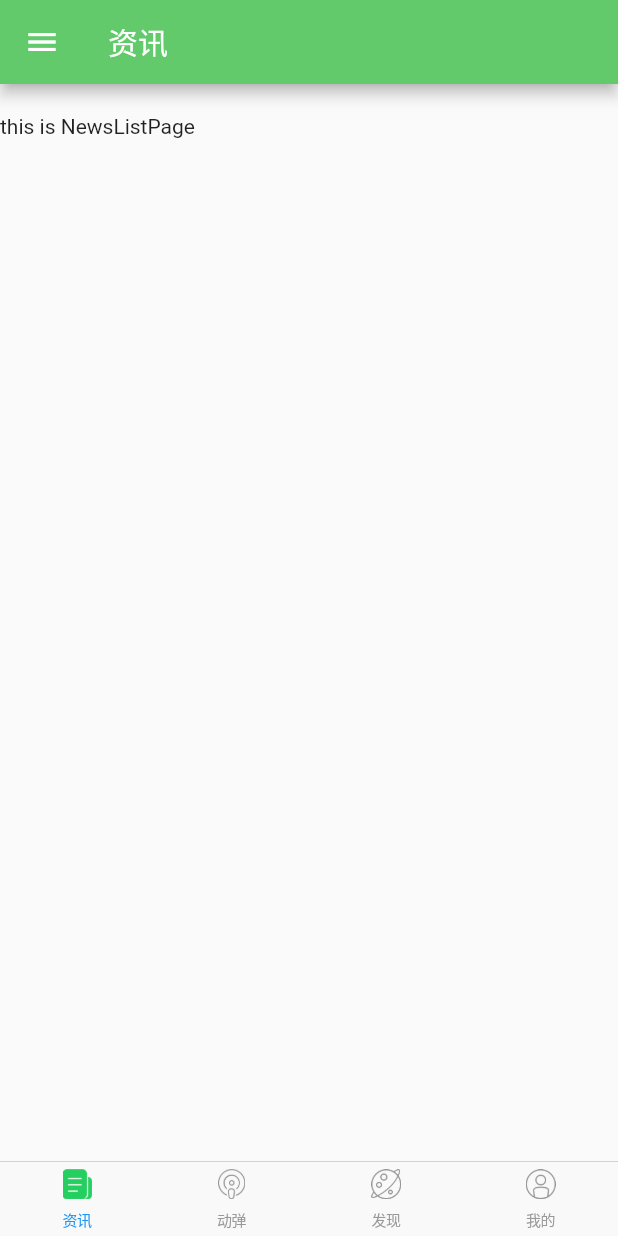
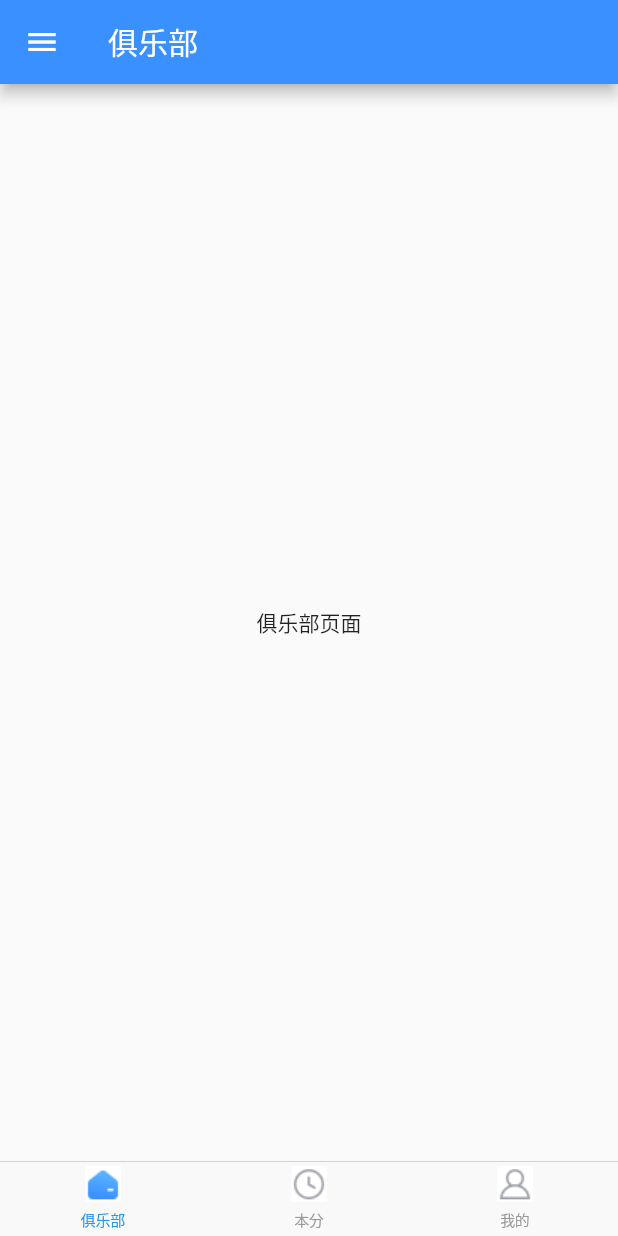
Before and after one commit to dongxiaofen/flutter-learn, a Flutter app: the screen it shows after launch, on a phone screen of 412 x 824 dp. Run offline on Flutter 3.47's test engine with Material 2 defaults, Android fonts, the phone set to English and light mode, and no system bars.

Commit message:
feat: 更换主题

```diff
--- a/lib/main.dart
+++ b/lib/main.dart
@@ -1,128 +1,22 @@
 import 'package:flutter/cupertino.dart';
 import 'package:flutter/material.dart';
-import 'pages/NewsListPage.dart';
-import 'pages/TweersListPage.dart';
-import 'pages/MyInfoPage.dart';
-import 'pages/DiscoveryPage.dart';
-import 'pages/MyDrawer.dart';
+import 'pages/Home.dart';
+// import 'pages/Income.dart';
 
 void main() {
-  runApp(new MyOSCClient());
+  runApp(new MyApp());
 }
 
-class MyOSCClient extends StatefulWidget {
-  @override
-  State<StatefulWidget> createState() => new MyOSCClientState();
-}
-
-class MyOSCClientState extends State<MyOSCClient> {
-  final appBarTitles = ['资讯', '动弹', '发现', '我的'];
-  final tabTextStyleSelected = new TextStyle(color: const Color(0xff63ca6c));
-  final tabBarStyleNormal = new TextStyle(color:  const Color(0xff969696));
-  Color themColor = const Color(0xFF63CA6C);
-  int _tabIndex = 0;
-
-  var tabImages;
-  var _body;
-  var pages;
-  // var bottomNavBarItems;
-
-  Image getTabImage(path) {
-    return new Image.asset(path, width: 20.0, height: 20.0,);
-  }
-
-  @override
-  void initState() {
-    super.initState();
-    pages = <Widget>[
-      new NewsListPage(),
-      new TweersListPage(),
-      new DiscoveryPage(),
-      new MyInfoPage()
-    ];
-    if (tabImages == null) {
-      tabImages = [
-        [
-          getTabImage('images/ic_nav_news_normal.png'),
-          getTabImage('images/ic_nav_news_actived.png')
-        ],
-        [
-          getTabImage('images/ic_nav_tweet_normal.png'),
-          getTabImage('images/ic_nav_tweet_actived.png')
-        ],
-        [
-          getTabImage('images/ic_nav_discover_normal.png'),
-          getTabImage('images/ic_nav_discover_actived.png')
-        ],
-        [
-          getTabImage('images/ic_nav_my_normal.png'),
-          getTabImage('images/ic_nav_my_pressed.png')
-        ]
-      ];
-    }
-  }
-  Image getTabIcon(int curIdx) {
-    if (curIdx == _tabIndex) {
-      return tabImages[curIdx][1];
-    }
-    return tabImages[curIdx][0];
-  }
-  TextStyle getTabTextStyle(int curIdx) {
-    if (curIdx == _tabIndex) {
-      return tabTextStyleSelected;
-    }
-    return tabBarStyleNormal;
-  }
-  Text getTabTitle(int curIdx) {
-    return new Text(appBarTitles[curIdx], style: getTabTextStyle(curIdx),);
-  }
-  List<BottomNavigationBarItem> getNavBarItems() {
-    return [
-      new BottomNavigationBarItem(
-        icon: getTabIcon(0),
-        title: getTabTitle(0),
-      ),
-      new BottomNavigationBarItem(
-        icon: getTabIcon(1),
-        title: getTabTitle(1),
-      ),
-      new BottomNavigationBarItem(
-        icon: getTabIcon(2),
-        title: getTabTitle(2),
-      ),
-      new BottomNavigationBarItem(
-        icon: getTabIcon(3),
-        title: getTabTitle(3),
-      ),
-    ];
-  }
+class MyApp extends StatelessWidget {
   @override
   Widget build(BuildContext context) {
-    _body = new IndexedStack(
-      children: pages,
-      index: _tabIndex,
-    );
     return new MaterialApp(
-      theme: new ThemeData(
-        primaryColor: themColor
-      ),
-      home: new Scaffold(
-        appBar: new AppBar(
-          title: Text(appBarTitles[_tabIndex], style: new TextStyle(color: Colors.white)),
-          iconTheme: new IconThemeData(color: Colors.white),
-        ),
-        body: _body,
-        bottomNavigationBar: new CupertinoTabBar(
-          items: getNavBarItems(),
-          currentIndex: _tabIndex,
-          onTap: (index) {
-            setState(() {
-              _tabIndex = index;
-            });
-          },
-        ),
-        drawer: new MyDrawer(),
-      ),
+      title: '脑学家',
+      home: new Home(),
+      // routes: <String, WidgetBuilder> {
+      //   '/income': (BuildContext context) => new Income(),
+      //   '/home': (BuildContext context) => new Home(),
+      // },
     );
   }
 }
--- /dev/null
+++ b/lib/pages/ClubHomePage.dart
@@ -0,0 +1,21 @@
+import 'package:flutter/cupertino.dart';
+import 'package:flutter/material.dart';
+
+class ClubHomePage extends StatelessWidget {
+  final text = '俱乐部页面';
+  @override
+  Widget build(BuildContext context) {
+    return new Scaffold(
+      body: new Center(
+        child: new Text(text),
+      ),
+      // floatingActionButton: new FloatingActionButton(
+      //   backgroundColor: const Color(0xFF3A90FF),
+      //   child: new Text('跳转', style: new TextStyle(color: Colors.white),),
+      //   onPressed: () {
+      //     Navigator.of(context).pushNamed('/income');
+      //   },
+      // ),
+    );
+  }
+}
--- /dev/null
+++ b/lib/pages/Home.dart
@@ -0,0 +1,118 @@
+import 'package:flutter/cupertino.dart';
+import 'package:flutter/material.dart';
+import './ClubHomePage.dart';
+import './TweersListPage.dart';
+import './MyInfoPage.dart';
+import './MyDrawer.dart';
+
+class Home extends StatefulWidget {
+  @override
+  State<StatefulWidget> createState() => new HomeState();
+}
+
+class HomeState extends State<Home> {
+  final appBarTitles = ['俱乐部', '本分', '我的'];
+  final tabTextStyleSelected = new TextStyle(color: const Color(0xff3A90FF), fontSize: 9.0);
+  final tabBarStyleNormal = new TextStyle(color:  const Color(0xff9C9EA7), fontSize: 9.0);
+  Color themColor = const Color(0xFF3A90FF);
+  int _tabIndex = 0;
+
+  var tabImages;
+  var _body;
+  var pages;
+  // var bottomNavBarItems;
+
+  Image getTabImage(path) {
+    return new Image.asset(path, width: 24.0, height: 24.0,);
+  }
+
+  @override
+  void initState() {
+    super.initState();
+    pages = <Widget>[
+      new ClubHomePage(),
+      new TweersListPage(),
+      new MyInfoPage()
+    ];
+    if (tabImages == null) {
+      tabImages = [
+        [
+          getTabImage('images/ic_tab_normal_jlb.png'),
+          getTabImage('images/ic_tab_selected_jlb.png')
+        ],
+        [
+          getTabImage('images/ic_tab_normal_bf.png'),
+          getTabImage('images/ic_tab_selected_bf.png')
+        ],
+        [
+          getTabImage('images/ic_tab_normal_wd.png'),
+          getTabImage('images/ic_tab_selected_wd.png')
+        ]
+      ];
+    }
+  }
+  Image getTabIcon(int curIdx) {
+    if (curIdx == _tabIndex) {
+      return tabImages[curIdx][1];
+    }
+    return tabImages[curIdx][0];
+  }
+  TextStyle getTabTextStyle(int curIdx) {
+    if (curIdx == _tabIndex) {
+      return tabTextStyleSelected;
+    }
+    return tabBarStyleNormal;
+  }
+  Text getTabTitle(int curIdx) {
+    return new Text(appBarTitles[curIdx], style: getTabTextStyle(curIdx),);
+  }
+  List<BottomNavigationBarItem> getNavBarItems() {
+    return [
+      new BottomNavigationBarItem(
+        icon: getTabIcon(0),
+        title: getTabTitle(0),
+      ),
+      new BottomNavigationBarItem(
+        icon: getTabIcon(1),
+        title: getTabTitle(1),
+      ),
+      // new BottomNavigationBarItem(
+      //   icon: getTabIcon(2),
+      //   title: getTabTitle(2),
+      // ),
+      new BottomNavigationBarItem(
+        icon: getTabIcon(2),
+        title: getTabTitle(2),
+      ),
+    ];
+  }
+  @override
+  Widget build(BuildContext context) {
+    _body = new IndexedStack(
+      children: pages,
+      index: _tabIndex,
+    );
+    return new MaterialApp(
+      theme: new ThemeData(
+        primaryColor: themColor
+      ),
+      home: new Scaffold(
+        appBar: new AppBar(
+          title: Text(appBarTitles[_tabIndex], style: new TextStyle(color: Colors.white)),
+          iconTheme: new IconThemeData(color: Colors.white),
+        ),
+        body: _body,
+        bottomNavigationBar: new CupertinoTabBar(
+          items: getNavBarItems(),
+          currentIndex: _tabIndex,
+          onTap: (index) {
+            setState(() {
+              _tabIndex = index;
+            });
+          },
+        ),
+        drawer: new MyDrawer(),
+      ),
+    );
+  }
+}
--- a/lib/pages/DiscoveryPage.dart
+++ b/lib/pages/Income.dart
@@ -1,8 +1,8 @@
 import 'package:flutter/cupertino.dart';
 import 'package:flutter/material.dart';
 
-class DiscoveryPage extends StatelessWidget {
-  final text = 'this is DiscoveryPage';
+class Income extends StatelessWidget {
+  final text = 'this is Income';
   @override
   Widget build(BuildContext context) {
     return new Padding(
--- a/lib/pages/MyInfoPage.dart
+++ b/lib/pages/MyInfoPage.dart
@@ -2,7 +2,7 @@ import 'package:flutter/cupertino.dart';
 import 'package:flutter/material.dart';
 
 class MyInfoPage extends StatelessWidget {
-  final text = 'this is MyInfoPage';
+  final text = '我的';
   @override
   Widget build(BuildContext context) {
     return new Padding(
--- a/lib/pages/NewsListPage.dart
+++ b/lib/pages/NavigatorRouter.dart
@@ -5,9 +5,11 @@ class NewsListPage extends StatelessWidget {
   final text = 'this is NewsListPage';
   @override
   Widget build(BuildContext context) {
-    return new Padding(
-      padding: const EdgeInsets.fromLTRB(0.0, 20.0, 0.0, 0.0),
-      child: new Text(text),
+    return new Center(
+      child: new Padding(
+        padding: const EdgeInsets.fromLTRB(0.0, 20.0, 0.0, 0.0),
+        child: new Text(text),
+      ),
     );
   }
 }
--- a/lib/pages/TweersListPage.dart
+++ b/lib/pages/TweersListPage.dart
@@ -2,7 +2,7 @@ import 'package:flutter/cupertino.dart';
 import 'package:flutter/material.dart';
 
 class TweersListPage extends StatelessWidget {
-  final text = 'this is TweersListPage';
+  final text = '本分';
   @override
   Widget build(BuildContext context) {
     return new Padding(
```
Also changed, not shown: pubspec.yaml (+9 -2 lines), images/ic_tab_normal_bf.png (added), images/ic_tab_normal_jlb.png (added), images/ic_tab_normal_wd.png (added), images/ic_tab_selected_bf.png (added), images/ic_tab_selected_jlb.png (added), images/ic_tab_selected_wd.png (added).
